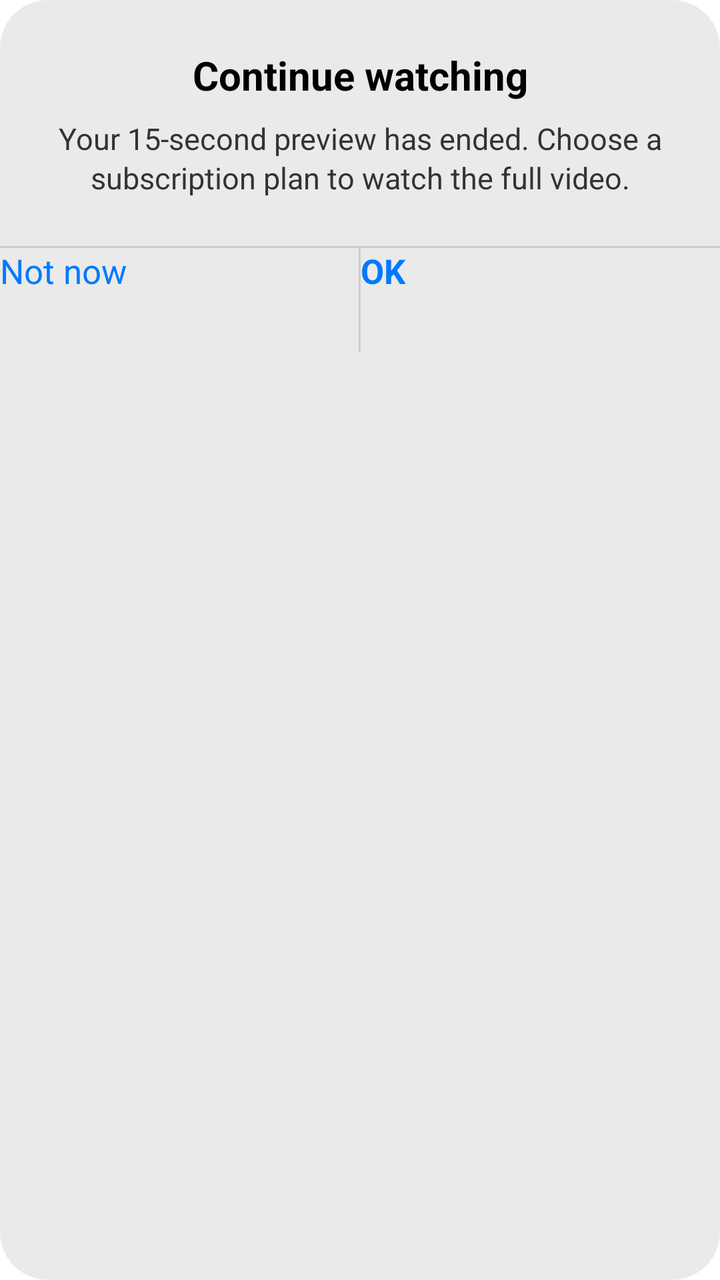
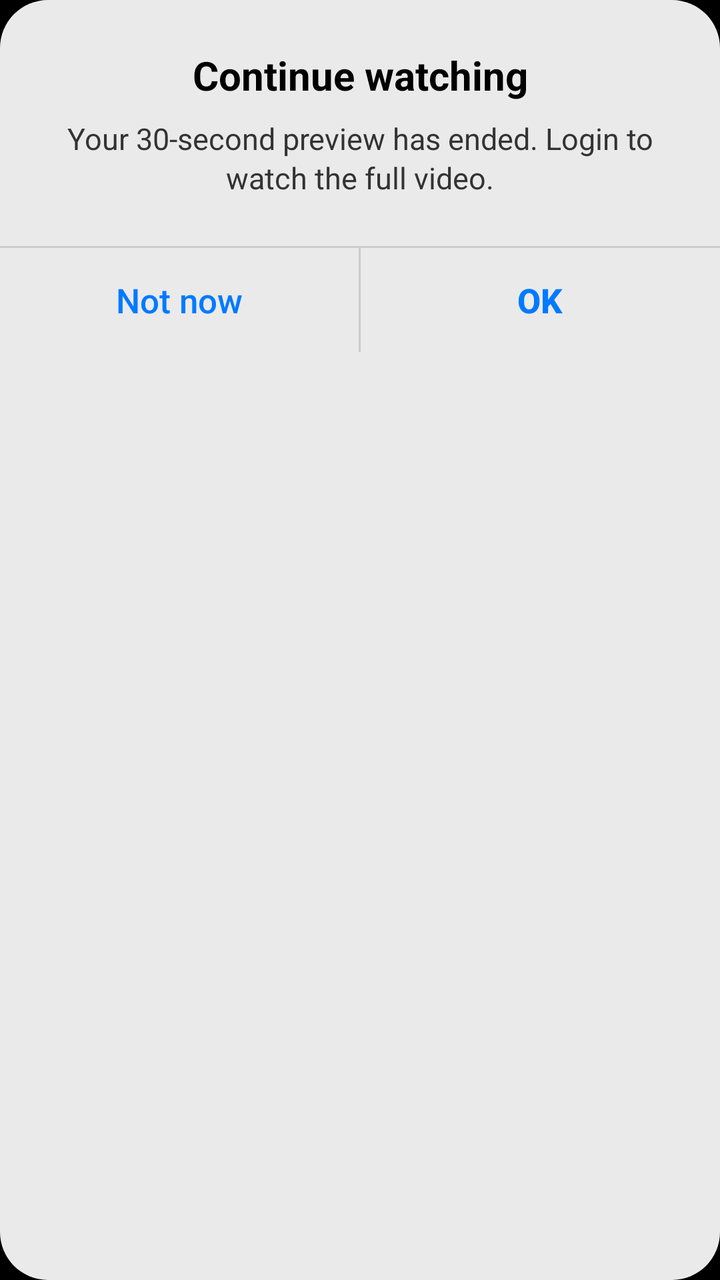

The first picture is an Android layout as it rendered before a commit; the second is the same layout after the commit. The layout source and the unified diff follow.
<!-- AndroidManifest.xml: another module's application theme Theme.Stream.Starting -->
<!-- res/layout/dialog_subscription.xml -->
<?xml version="1.0" encoding="utf-8"?>
<LinearLayout xmlns:android="http://schemas.android.com/apk/res/android"
    android:layout_width="320dp"
    android:layout_height="wrap_content"
    android:layout_gravity="center"
    android:background="@drawable/bg_dialog_rounded"
    android:orientation="vertical"
    android:paddingTop="24dp">

    
    <TextView
        android:id="@+id/dialog_title"
        android:layout_width="match_parent"
        android:layout_height="wrap_content"
        android:gravity="center"
        android:paddingHorizontal="20dp"
        android:text="Continue watching"
        android:textColor="#000000"
        android:textSize="20sp"
        android:textStyle="bold" />

    
    <TextView
        android:id="@+id/dialog_message"
        android:layout_width="match_parent"
        android:layout_height="wrap_content"
        android:gravity="center"
        android:layout_marginTop="8dp"
        android:paddingHorizontal="24dp"
        android:paddingBottom="24dp"
        android:text="Your 15-second preview has ended. Choose a subscription plan to watch the full video."
        android:textColor="#333333"
        android:textSize="15sp"
        android:lineSpacingMultiplier="1.1" />

    
    <View
        android:layout_width="match_parent"
        android:layout_height="1dp"
        android:background="#CCCCCC" />

    
    <LinearLayout
        android:layout_width="match_parent"
        android:layout_height="52dp"
        android:orientation="horizontal">

        
        <Button
            android:id="@+id/btn_not_now"
            style="?android:attr/borderlessButtonStyle"
            android:layout_width="0dp"
            android:layout_height="match_parent"
            android:layout_weight="1"
            android:text="Not now"
            android:textAllCaps="false"
            android:textColor="#007AFF"
            android:textSize="17sp" />

        
        <View
            android:layout_width="1dp"
            android:layout_height="match_parent"
            android:background="#CCCCCC" />

        
        <Button
            android:id="@+id/btn_ok"
            style="?android:attr/borderlessButtonStyle"
            android:layout_width="0dp"
            android:layout_height="match_parent"
            android:layout_weight="1"
            android:text="OK"
            android:textAllCaps="false"
            android:textColor="#007AFF"
            android:textSize="17sp"
            android:textStyle="bold" />
    </LinearLayout>

</LinearLayout>
<!-- resources referenced by this layout -->
<resources>
  <!-- drawable bg_dialog_rounded (drawable) -->
  <?xml version="1.0" encoding="utf-8"?>
  <shape xmlns:android="http://schemas.android.com/apk/res/android"
      android:shape="rectangle">
      <solid android:color="#EAEAEA" />
      <corners android:radius="24dp" />
  </shape>
  <style name="Theme.Stream.Starting" parent="Theme.SplashScreen">
          <item name="windowSplashScreenBackground">#000000</item>
  
          <item name="windowSplashScreenAnimatedIcon">
              @drawable/ic_launcherdealshot_splash_safe
          </item>
  
          <item name="postSplashScreenTheme">
              @style/Theme.Stream
          </item>
      </style>
  <style name="Theme.Stream" parent="android:Theme.Material.NoActionBar" />
</resources>

<!-- the commit's change to res/layout/dialog_subscription.xml (unified diff, before → after) -->
@@ -20,6 +20,7 @@
         android:textStyle="bold" />
 
     
+    
     <TextView
         android:id="@+id/dialog_message"
         android:layout_width="match_parent"
@@ -28,7 +29,7 @@
         android:layout_marginTop="8dp"
         android:paddingHorizontal="24dp"
         android:paddingBottom="24dp"
-        android:text="Your 15-second preview has ended. Choose a subscription plan to watch the full video."
+        android:text="Your 30-second preview has ended. Login to watch the full video."
         android:textColor="#333333"
         android:textSize="15sp"
         android:lineSpacingMultiplier="1.1" />
<!-- resource entries referenced after the edit -->
@@ -7,17 +7,16 @@
       <solid android:color="#EAEAEA" />
       <corners android:radius="24dp" />
   </shape>
-  <style name="Theme.Stream.Starting" parent="Theme.SplashScreen">
-          <item name="windowSplashScreenBackground">#000000</item>
-  
-          <item name="windowSplashScreenAnimatedIcon">
-              @drawable/ic_launcherdealshot_splash_safe
-          </item>
-  
-          <item name="postSplashScreenTheme">
-              @style/Theme.Stream
-          </item>
+  <style name="Theme.Stream.Starting" parent="Theme.Stream">
+          <item name="android:windowBackground">@android:color/black</item>
+          <item name="android:windowIsTranslucent">true</item>
+          <item name="android:windowDisablePreview">true</item>
       </style>
-  <style name="Theme.Stream" parent="android:Theme.Material.NoActionBar" />
+  <style name="Theme.Stream" parent="android:Theme.Material.NoActionBar">
+          <item name="android:windowBackground">@android:color/black</item>
+          <item name="android:statusBarColor">@android:color/transparent</item>
+          <item name="android:navigationBarColor">@android:color/transparent</item>
+          <item name="android:windowDrawsSystemBarBackgrounds">true</item>
+      </style>
 </resources>
 
